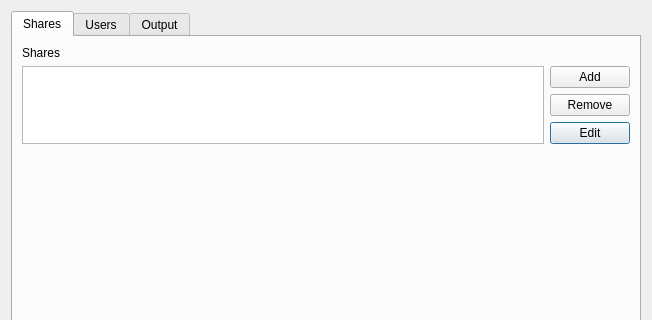
First picture: the form in mainwindow.ui, repository MX-Linux/mx-samba-config, before the edit; both pictures show x 0 to 652 and y 0 to 320 of the 652 by 578 pixel window.
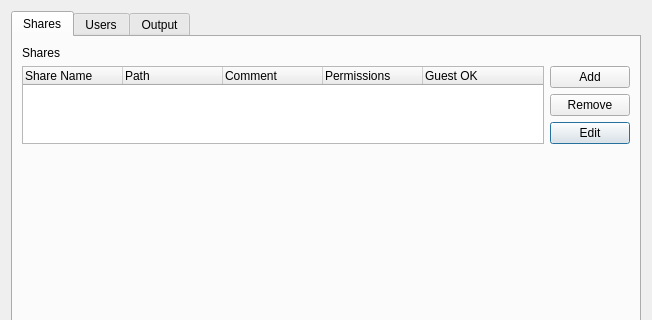
Second picture: the form after the edit. Icons and pictures are not drawn.

Commit message: Implement: list shares - draft

The edit to the form file:
```diff
--- a/mainwindow.ui
+++ b/mainwindow.ui
@@ -65,7 +65,33 @@
           </widget>
          </item>
          <item row="1" column="0" rowspan="3">
-          <widget class="QListView" name="listViewShares"/>
+          <widget class="QTreeWidget" name="treeWidgetShares">
+           <column>
+            <property name="text">
+             <string>Share Name</string>
+            </property>
+           </column>
+           <column>
+            <property name="text">
+             <string>Path</string>
+            </property>
+           </column>
+           <column>
+            <property name="text">
+             <string>Comment</string>
+            </property>
+           </column>
+           <column>
+            <property name="text">
+             <string>Permissions</string>
+            </property>
+           </column>
+           <column>
+            <property name="text">
+             <string>Guest OK</string>
+            </property>
+           </column>
+          </widget>
          </item>
         </layout>
        </item>
```
The commit also changes 2 other files.
